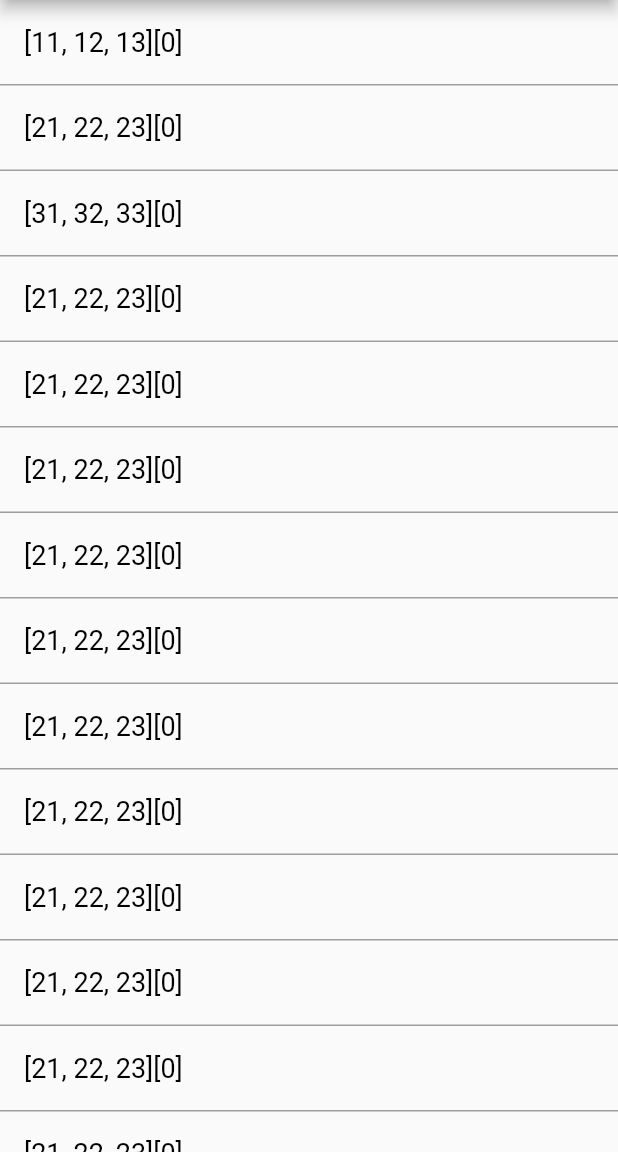
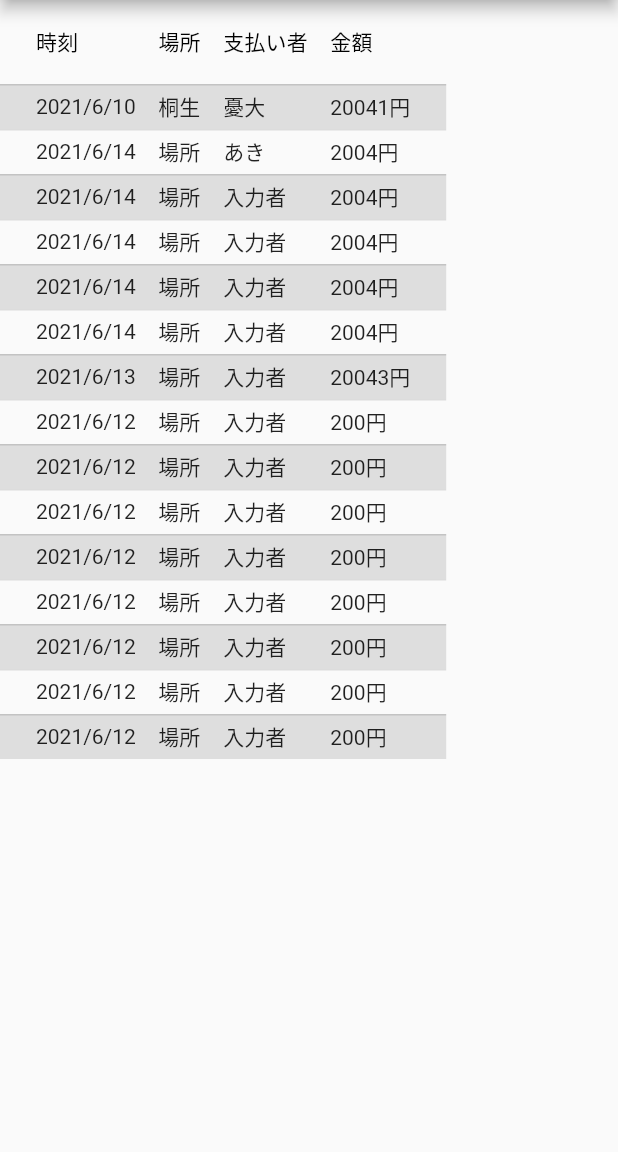
Before and after one commit to yudai1102jp/kakeibo, a Flutter app: the screen it shows after launch, after a tap on "履歴", on a phone screen of 412 x 824 dp, the part 84-1236 px from its top. Run offline on Flutter 3.47's test engine with Material 2 defaults, Android fonts, the phone set to English and light mode, and no system bars.

Commit message:
履歴画面作成 TODO: app bar の整理

```diff
--- a/lib/main.dart
+++ b/lib/main.dart
@@ -1,8 +1,8 @@
-import 'dart:js';
-
 import 'package:flutter/material.dart';
 import './ui/input/input.dart';
 import './ui/history/history.dart';
+import './ui/history/test.dart';
+import './ui/history/test2.dart';
 // import 'package:flutter/material.dart';
 // import 'package:flutter/rendering.dart';
 // import 'package:flutter/services.dart';
@@ -22,8 +22,7 @@
       initialRoute: '/',
       routes: {
         '/': (context) => InputPage(),
-        '/h': (context) => HistoryPage(),
-        'test': (context) => MyStatelessWidget(),
+        '/h': (context) => History(),
       },
     );
   }
--- a/lib/ui/history/history.dart
+++ b/lib/ui/history/history.dart
@@ -1,19 +1,6 @@
 import 'package:flutter/material.dart';
 
-// ignore: camel_case_types
-class HistoryPage extends StatelessWidget {
-  List<List<int>> list4 = [
-    [11, 12, 13],
-    [21, 22, 23],
-    [31, 32, 33]
-  ];
-  var list = [
-    ['2021年6月10日', '場所', '入力者', 20041],
-    ['2021年6月14日', '場所', '入力者', 2004],
-    ['2021年6月13日', '場所', '入力者', 20043],
-    ['2021年6月12日', '場所', '入力者', 200],
-  ];
-
+class History extends StatelessWidget {
   @override
   Widget build(BuildContext context) {
     return Scaffold(
@@ -24,112 +11,114 @@ class HistoryPage extends StatelessWidget {
             // （1） 指定した画面に遷移する
             Navigator.pop(context);
           },
-                icon: Icon(Icons.arrow_back)),
+          icon: Icon(Icons.arrow_back),
+        ),
         actions: <Widget>[
           TextButton(
             onPressed: () {
               // （1） 指定した画面に遷移する
-                  Navigator.pushNamed(context, '/test');
+              // Navigator.pushNamed(context, '/h');
             },
             style: TextButton.styleFrom(
               primary: Colors.black,
             ),
             child: const Text('履歴'),
           ),
-            ]
-            // タイト
+          // IconButton(
+          //   onPressed: () {},
+          //   icon: Icon(Icons.more_vert),
+          // ),
+        ],
       ),
       // body: const InputPage()),
-        body: ListView.builder(itemBuilder: (BuildContext context, int index) {
-          if (index >= list4.length) {
-            list4.addAll([
-              [21, 22, 23],
-              [21, 22, 23],
-              [21, 22, 23],
-            ]);
-          }
-          return _messageItem(list4[index]);
-        }));
-  }
-}
-
-class MyStatelessWidget extends StatelessWidget {
-  const MyStatelessWidget({Key? key}) : super(key: key);
-
-  @override
-  Widget build(BuildContext context) {
-    return Scaffold(
-      appBar: AppBar(
-          title: const Text('Input Page'),
-          leading: IconButton(
-              onPressed: () {
-                // （1） 指定した画面に遷移する
-                Navigator.pop(context);
-              },
-              icon: Icon(Icons.arrow_back)),
-          actions: <Widget>[
-            TextButton(
-              onPressed: () {
-                // （1） 指定した画面に遷移する
-                Navigator.pushNamed(context, '/test');
-              },
-              style: TextButton.styleFrom(
-                primary: Colors.black,
-              ),
-              child: const Text('履歴'),
-            ),
-          ]),
-      // body: const InputPage()),
-      body: DataTable(
-        columns: const <DataColumn>[
-          DataColumn(
-            label: Text(
-              'Name',
-              style: TextStyle(fontStyle: FontStyle.italic),
-            ),
-          ),
-          DataColumn(
-            label: Text(
-              'Age',
-              style: TextStyle(fontStyle: FontStyle.italic),
-            ),
-          ),
-          DataColumn(
-            label: Text(
-              'Role',
-              style: TextStyle(fontStyle: FontStyle.italic),
-            ),
-          ),
-        ],
-        rows: const <DataRow>[
-          DataRow(
-            cells: <DataCell>[
-              DataCell(Text('Sarah')),
-              DataCell(Text('19')),
-              DataCell(Text('Student')),
-            ],
-          ),
-          DataRow(
-            cells: <DataCell>[
-              DataCell(Text('Janine')),
-              DataCell(Text('43')),
-              DataCell(Text('Professor')),
-            ],
-          ),
-          DataRow(
-            cells: <DataCell>[
-              DataCell(Text('William')),
-              DataCell(Text('27')),
-              DataCell(Text('Associate Professor')),
-            ],
-          ),
-        ],
+      body: SingleChildScrollView(
+        child: History2(),
       ),
     );
   }
 }
 
-Widget _messageItem(List<int> title) {
+class History2 extends StatefulWidget {
+  const History2({Key? key}) : super(key: key);
+  @override
+  State<History2> createState() => _HistoryState();
+}
+
+class _HistoryState extends State<History2> {
+  static const int numItems = 10;
+  var list = [
+    ['2021/6/10', '桐生', '憂大', 20041, 'yudai'],
+    ['2021/6/14', '場所', 'あき', 2004],
+    ['2021/6/14', '場所', '入力者', 2004],
+    ['2021/6/14', '場所', '入力者', 2004],
+    ['2021/6/14', '場所', '入力者', 2004],
+    ['2021/6/14', '場所', '入力者', 2004],
+    ['2021/6/13', '場所', '入力者', 20043],
+    ['2021/6/12', '場所', '入力者', 200],
+    ['2021/6/12', '場所', '入力者', 200],
+    ['2021/6/12', '場所', '入力者', 200],
+    ['2021/6/12', '場所', '入力者', 200],
+    ['2021/6/12', '場所', '入力者', 200],
+    ['2021/6/12', '場所', '入力者', 200],
+    ['2021/6/12', '場所', '入力者', 200],
+    ['2021/6/12', '場所', '入力者', 200],
+  ];
+
+  @override
+  Widget build(BuildContext context) {
+    return DataTable(
+      columnSpacing: 15,
+      dataRowHeight: 30,
+      columns: const <DataColumn>[
+        DataColumn(
+          label: Text(
+            '時刻',
+          ),
+        ),
+        DataColumn(
+          label: Text(
+            '場所',
+          ),
+        ),
+        DataColumn(
+          label: Text(
+            '支払い者',
+          ),
+        ),
+        DataColumn(
+          label: Text(
+            '金額',
+          ),
+        ),
+      ],
+      rows: List<DataRow>.generate(
+        list.length,
+        (int index) => DataRow(
+          color: MaterialStateProperty.resolveWith<Color?>(
+              (Set<MaterialState> states) {
+            // All rows will have the same selected color.
+            if (states.contains(MaterialState.selected)) {
+              return Theme.of(context).colorScheme.primary.withOpacity(0.08);
+            }
+            // Even rows will have a grey color.
+            if (index.isEven) {
+              return Colors.grey.withOpacity(0.3);
+            }
+            return null; // Use default value for other states and odd rows.
+          }),
+          cells: <DataCell>[
+            DataCell(Text('${list[index][0]}')),
+            DataCell(Text('${list[index][1]}')),
+            DataCell(Text('${list[index][2]}')),
+            DataCell(Text('${list[index][3]}円')),
+          ],
+        ),
+      ),
+    );
+  }
+}
+
+Widget _CreateList(List<int> title) {
   return Container(
     decoration: new BoxDecoration(
         border: new Border(bottom: BorderSide(width: 1.0, color: Colors.grey))),
```
Also changed, not shown: lib/ui/history/test.dart (added, +75 -0 lines), lib/ui/history/test2.dart (added, +73 -0 lines). Lines whose indentation alone changed are shown as unchanged.
